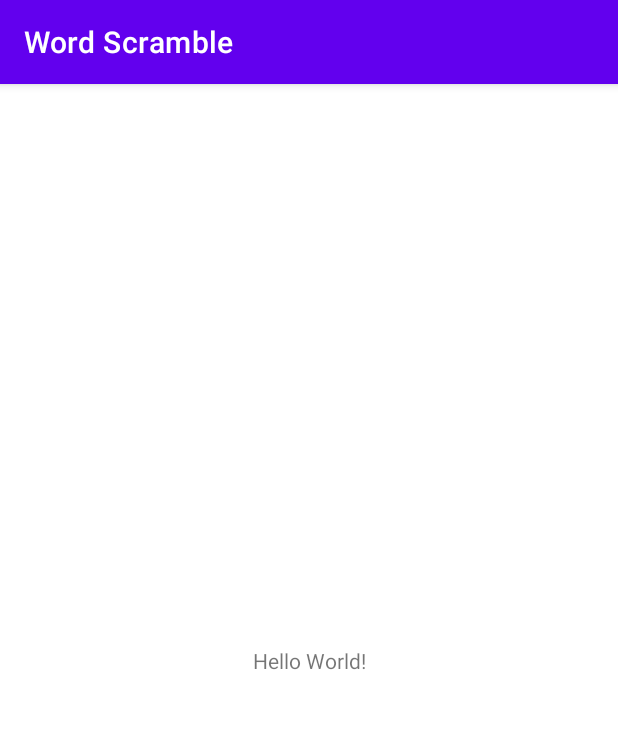
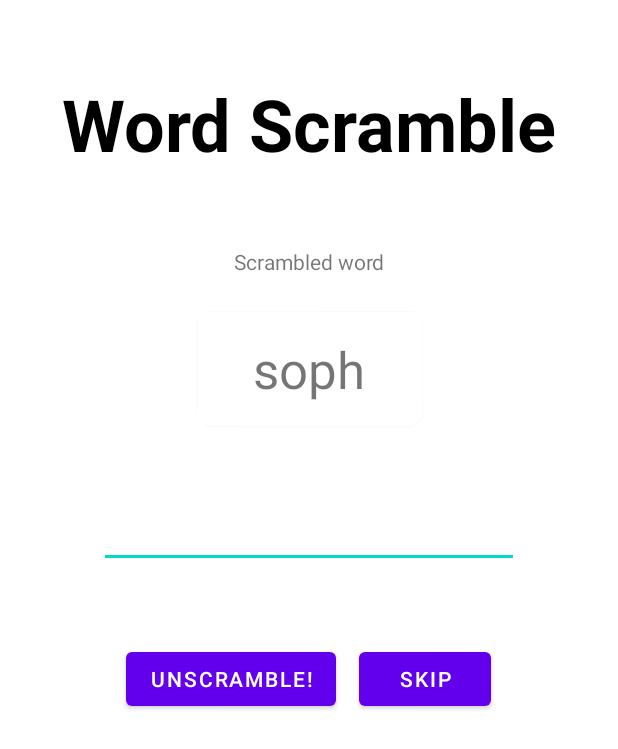
Before and after one commit to yurdmitriev/WordScramble, an Android app: the screen it shows after launch (MainActivity), on a phone screen of 412 x 824 dp. Shown: the top 749 px of the screen. Run offline under Robolectric (Android 15) with nearby library versions, the phone set to English and light mode, and no system bars.

Commit message:
first commit

```diff
--- a/app/src/main/java/com/yurdm/wordscramble/MainActivity.kt
+++ b/app/src/main/java/com/yurdm/wordscramble/MainActivity.kt
@@ -1,11 +1,57 @@
 package com.yurdm.wordscramble
 
+import android.os.Bundle
+import android.view.animation.Animation
+import android.view.animation.AnimationUtils
+import android.widget.Button
+import android.widget.EditText
+import android.widget.TextView
+import android.widget.Toast
 import androidx.appcompat.app.AppCompatActivity
-import android.os.Bundle
+import kotlin.random.Random
+
 
 class MainActivity : AppCompatActivity() {
+    lateinit var word: String
+
     override fun onCreate(savedInstanceState: Bundle?) {
         super.onCreate(savedInstanceState)
         setContentView(R.layout.activity_main)
+        startGame()
+
+        val submit: Button = findViewById(R.id.submit)
+        val skip: Button = findViewById(R.id.skip)
+        val input: EditText = findViewById(R.id.wordInput)
+
+        submit.setOnClickListener {
+            var message: String = ""
+
+            if (input.text.toString().lowercase() == word.lowercase()) {
+                input.text.clear()
+                message = "Correct!"
+                startGame()
+            } else {
+                message = "Incorrect \ud83d\ude25"
+                val example: Animation =
+                    AnimationUtils.loadAnimation(applicationContext, R.anim.shake)
+                input.startAnimation(example)
+            }
+
+            Toast.makeText(applicationContext, message, Toast.LENGTH_SHORT).show()
+        }
+
+        skip.setOnClickListener {
+            input.text.clear()
+            startGame()
+        }
+    }
+
+    private fun startGame() {
+        val words = resources.getStringArray(R.array.words_array)
+        word = words[Random.nextInt(0, words.size)]
+        val card: TextView = findViewById(R.id.wordCardValue)
+        val shuffled = word.toCharArray()
+        shuffled.shuffle()
+        card.text = shuffled.joinToString("")
     }
 }
--- /dev/null
+++ b/app/src/main/res/anim/shake.xml
@@ -0,0 +1,10 @@
+<?xml version="1.0" encoding="utf-8"?>
+<set xmlns:android="http://schemas.android.com/apk/res/android">
+    <translate
+        android:duration="40"
+        android:fromXDelta="-10"
+        android:interpolator="@android:anim/linear_interpolator"
+        android:repeatCount="3"
+        android:repeatMode="reverse"
+        android:toXDelta="10" />
+</set>
--- a/app/src/main/res/layout/activity_main.xml
+++ b/app/src/main/res/layout/activity_main.xml
@@ -7,12 +7,91 @@
     tools:context=".MainActivity">
 
     <TextView
+        android:id="@+id/appTitle"
         android:layout_width="wrap_content"
         android:layout_height="wrap_content"
-        android:text="Hello World!"
-        app:layout_constraintBottom_toBottomOf="parent"
+        android:layout_marginTop="50dp"
+        android:text="@string/app_name"
+        android:textColor="@android:color/black"
+        android:textSize="48sp"
+        android:textStyle="bold"
         app:layout_constraintLeft_toLeftOf="parent"
         app:layout_constraintRight_toRightOf="parent"
         app:layout_constraintTop_toTopOf="parent" />
 
+    <TextView
+        android:id="@+id/cardDescription"
+        android:layout_width="wrap_content"
+        android:layout_height="wrap_content"
+        android:layout_marginTop="50dp"
+        android:text="@string/scrambled_word"
+        app:layout_constraintEnd_toEndOf="parent"
+        app:layout_constraintStart_toStartOf="parent"
+        app:layout_constraintTop_toBottomOf="@+id/appTitle" />
+
+    <androidx.cardview.widget.CardView
+        android:id="@+id/wordCard"
+        android:layout_width="wrap_content"
+        android:layout_height="wrap_content"
+        android:layout_marginTop="24dp"
+        android:minWidth="150dp"
+        app:cardCornerRadius="10dp"
+        app:cardUseCompatPadding="false"
+        app:contentPadding="15dp"
+        app:layout_constraintEnd_toEndOf="parent"
+        app:layout_constraintStart_toStartOf="parent"
+        app:layout_constraintTop_toBottomOf="@+id/cardDescription">
+
+        <TextView
+            android:id="@+id/wordCardValue"
+            android:layout_width="wrap_content"
+            android:layout_height="match_parent"
+            android:layout_gravity="center"
+            android:textSize="34sp" />
+    </androidx.cardview.widget.CardView>
+
+    <EditText
+        android:id="@+id/wordInput"
+        android:layout_width="wrap_content"
+        android:layout_height="wrap_content"
+        android:layout_marginTop="32dp"
+        android:autofillHints=""
+        android:ems="10"
+        android:inputType="textNoSuggestions"
+        android:paddingBottom="20dp"
+        android:textAlignment="center"
+        android:textSize="24sp"
+        android:textStyle="bold"
+        app:layout_constraintEnd_toEndOf="parent"
+        app:layout_constraintStart_toStartOf="parent"
+        app:layout_constraintTop_toBottomOf="@+id/wordCard"
+        tools:ignore="SpeakableTextPresentCheck" />
+
+
+    <LinearLayout
+        android:layout_width="match_parent"
+        android:layout_height="wrap_content"
+        android:layout_marginTop="50dp"
+        android:orientation="horizontal"
+        android:gravity="center"
+        app:layout_constraintEnd_toEndOf="parent"
+        app:layout_constraintStart_toStartOf="parent"
+        app:layout_constraintTop_toBottomOf="@+id/wordInput">
+
+        <Button
+            android:id="@+id/submit"
+            android:layout_width="wrap_content"
+            android:layout_height="wrap_content"
+            android:text="@string/unscramble"
+            android:layout_marginRight="15dp"
+            app:layout_constraintStart_toStartOf="parent" />
+
+        <Button
+            android:id="@+id/skip"
+            android:layout_width="wrap_content"
+            android:layout_height="wrap_content"
+            android:text="@string/skip" />
+
+    </LinearLayout>
+
 </androidx.constraintlayout.widget.ConstraintLayout>
--- a/app/src/main/res/values/strings.xml
+++ b/app/src/main/res/values/strings.xml
@@ -1,3 +1,6 @@
 <resources>
     <string name="app_name">Word Scramble</string>
+    <string name="scrambled_word">Scrambled word</string>
+    <string name="unscramble">Unscramble!</string>
+    <string name="skip">Skip</string>
 </resources>
--- a/app/src/main/res/values/themes.xml
+++ b/app/src/main/res/values/themes.xml
@@ -12,5 +12,6 @@
         <!-- Status bar color. -->
         <item name="android:statusBarColor" tools:targetApi="l">?attr/colorPrimaryVariant</item>
         <!-- Customize your theme here. -->
+        <item name="windowNoTitle">true</item>
     </style>
 </resources>
--- /dev/null
+++ b/app/src/main/res/values/words.xml
@@ -0,0 +1,11 @@
+<?xml version="1.0" encoding="utf-8"?>
+<resources>
+    <string-array name="words_array">
+        <item>year</item>
+        <item>android</item>
+        <item>tools</item>
+        <item>window</item>
+        <item>shop</item>
+        <item>grocery</item>
+    </string-array>
+</resources>
```
